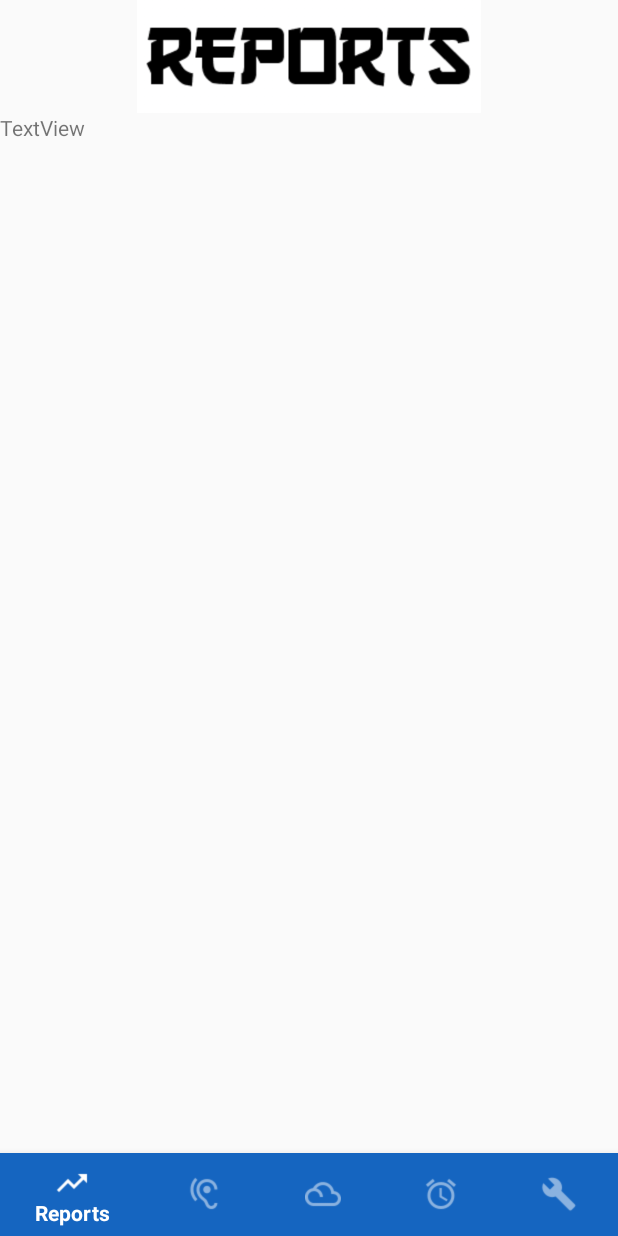
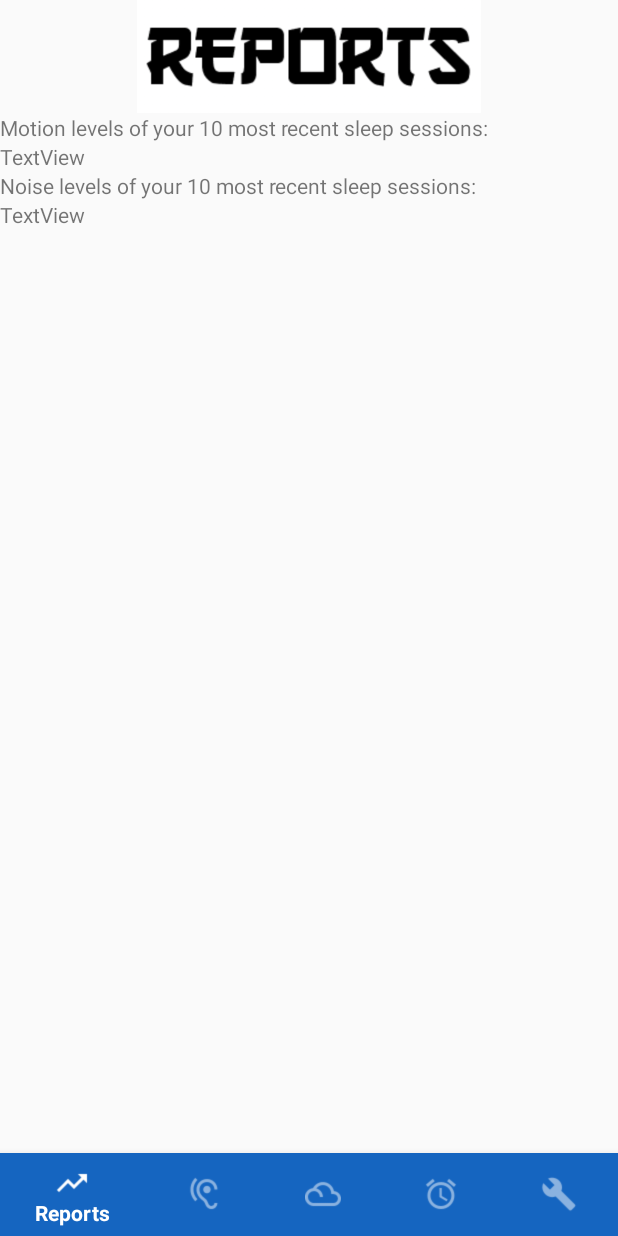
Before and after one commit to bryanlopezrr/Onsen, an Android app: the layout activity_reports.xml on its own in the app's theme, with its tools: preview values and no code run, on a phone screen of 412 x 824 dp. Run offline under Robolectric (Android 15) with nearby library versions, the phone set to English and light mode, and no system bars.

Commit message:
Monitor and Report functions finished, could possibly use some UI improvements but all functionality is implemented

```diff
--- a/app/src/main/java/com/example/onsen/MonitorActivity.java
+++ b/app/src/main/java/com/example/onsen/MonitorActivity.java
@@ -127,6 +127,7 @@ public class MonitorActivity extends AppCompatActivity {
                     MotionData.put("userID", ParseUser.getCurrentUser().getObjectId());
                     MotionData.put("Motions", motionsToParse);
                     MotionData.saveInBackground();
+                    Toast.makeText(MonitorActivity.this, "Motion data saved", Toast.LENGTH_SHORT).show();
                     motionsDetected = 0;
                 }
             }
@@ -145,11 +146,12 @@ public class MonitorActivity extends AppCompatActivity {
                     ParseObject NoiseData = new ParseObject("NoiseData");
                     noiseLevel = recorder.getMaxAmplitude();
                     stopRecording();
-                    //decibel conversion formula from https://stackoverflow.com/questions/32419602/get-more-range-in-decibel-values-from-androidrecoreder-maxamplitude
-                    noiseInDecibels = 20 * log10(noiseLevel/32367.0);
+                    //decibel conversion formula modified from https://stackoverflow.com/questions/32419602/get-more-range-in-decibel-values-from-androidrecoreder-maxamplitude
+                    noiseInDecibels = 20 * log10(noiseLevel/2700);
                     noiseToParse = noiseInDecibels;
                     NoiseData.put("userID", ParseUser.getCurrentUser().getObjectId());
                     NoiseData.put("loudestNoise", noiseToParse);
+                    Toast.makeText(MonitorActivity.this, "Noise data saved", Toast.LENGTH_SHORT).show();
                     NoiseData.saveInBackground();
 
                 }
--- a/app/src/main/res/layout/activity_reports.xml
+++ b/app/src/main/res/layout/activity_reports.xml
@@ -50,9 +50,30 @@
         </com.google.android.material.bottomnavigation.BottomNavigationView>
 
         <TextView
-            android:id="@+id/textView3"
+            android:id="@+id/motionReport"
             android:layout_width="wrap_content"
             android:layout_height="wrap_content"
+            android:text="@string/motion_report" />
+
+        <TextView
+            android:id="@+id/motionData"
+            android:layout_width="wrap_content"
+            android:layout_height="wrap_content"
+            android:layout_below="@id/motionReport"
+            android:text="TextView" />
+
+        <TextView
+            android:id="@+id/noiseReport"
+            android:layout_width="wrap_content"
+            android:layout_height="wrap_content"
+            android:layout_below="@id/motionData"
+            android:text="@string/noise_report" />
+
+        <TextView
+            android:id="@+id/noiseData"
+            android:layout_width="wrap_content"
+            android:layout_height="wrap_content"
+            android:layout_below="@id/noiseReport"
             android:text="TextView" />
 
 
--- a/app/src/main/res/values/strings.xml
+++ b/app/src/main/res/values/strings.xml
@@ -12,6 +12,8 @@
     <string name="nav_reminder">Reminder</string>
     <string name="motion_monitor">Motion Monitor</string>
     <string name="noise_monitor">Noise Monitor</string>
+    <string name="motion_report">Motion levels of your 10 most recent sleep sessions:</string>
+    <string name="noise_report">Noise levels of your 10 most recent sleep sessions:</string>
 
     <!-- TODO: Remove or change this placeholder text -->
     <string name="hello_blank_fragment">Hello blank fragment</string>
```
Also changed, not shown: app/src/main/java/com/example/onsen/ReportsActivity.java (+58 -4 lines).
